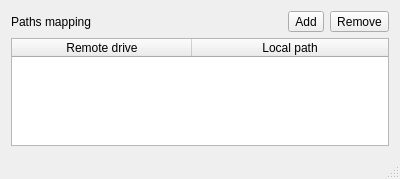
dstern95/flashdevelop, file FD4/External/Tools/Bridge/mainwindow.ui: the form before one commit.
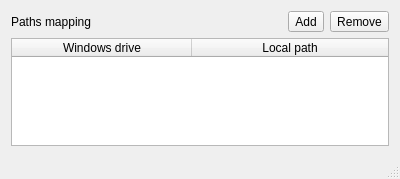
The form after the commit.

```diff
--- a/FD4/External/Tools/Bridge/mainwindow.ui
+++ b/FD4/External/Tools/Bridge/mainwindow.ui
@@ -56,7 +56,7 @@
       </attribute>
       <column>
        <property name="text">
-        <string>Remote drive</string>
+        <string>Windows drive</string>
        </property>
       </column>
       <column>
```
